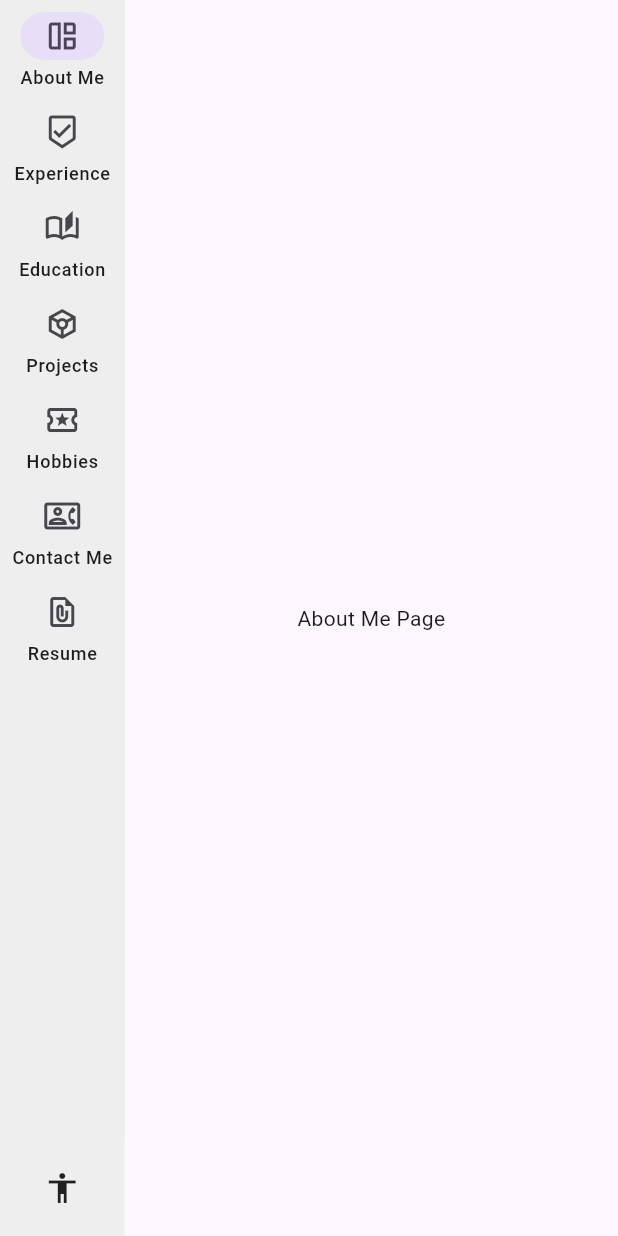
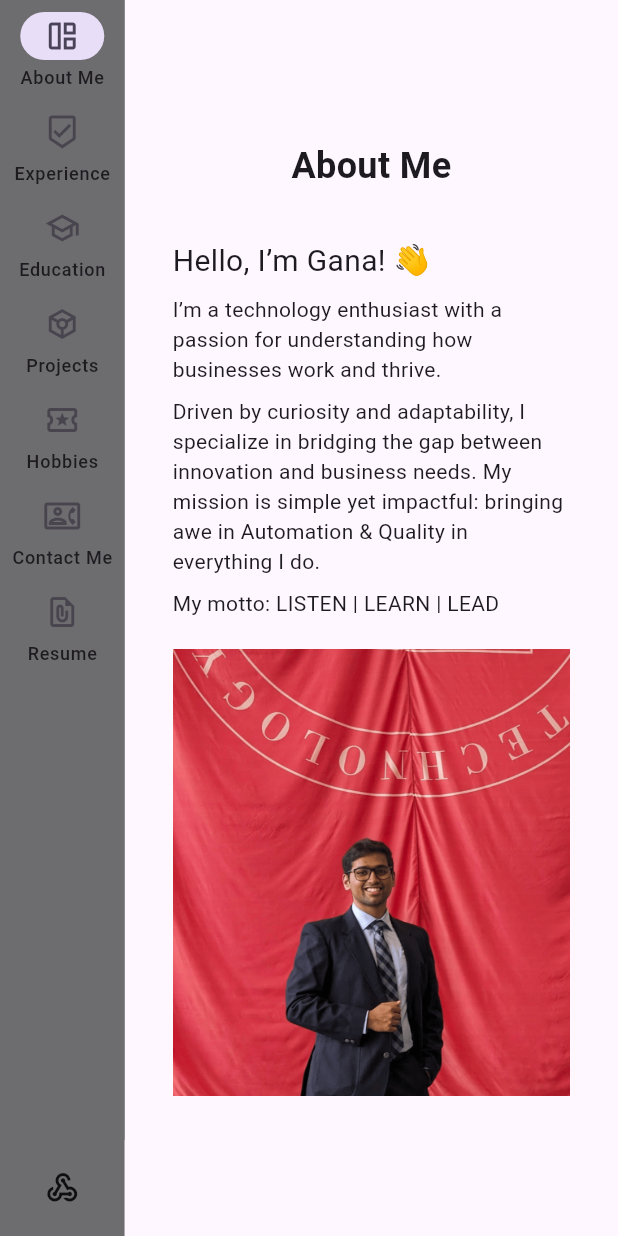
Before and after one commit to hey-Gana/gwg_flutter, a Flutter app: the screen it shows after launch, on a phone screen of 412 x 824 dp. Run offline on Flutter 3.47's test engine with Material 3 defaults, Android fonts, the phone set to English and light mode, and no system bars.

Commit message:
Homepage completed

```diff
--- a/gwg_website/lib/app.dart
+++ b/gwg_website/lib/app.dart
@@ -1,5 +1,10 @@
 import 'package:flutter/material.dart';
 import 'route/home.dart';
+import 'route/experience.dart';
+import 'route/contactme.dart';
+import 'route/education.dart';
+import 'route/projects.dart';
+import 'route/hobbies.dart';
 
 class MainApp extends StatelessWidget {
   const MainApp({super.key});
@@ -11,7 +16,11 @@ class MainApp extends StatelessWidget {
       initialRoute: "/home",
       routes: {
         '/home': (context) => const HomePage(),
-        //'/expereience': (context) => const Experience(),
+        '/experience': (context) => const Experience(),
+        '/education': (context) => const Education(),
+        '/projects': (context) => const Projects(),
+        '/hobbies': (context) => const Hobbies(),
+        '/contact': (context) => const ContactMe(),
       },
     );
   }
--- a/gwg_website/lib/route/home.dart
+++ b/gwg_website/lib/route/home.dart
@@ -1,6 +1,5 @@
 import 'package:flutter/material.dart';
 import 'package:gwg_website/widgets/navbar.dart';
-import 'package:gwg_website/widgets/footer.dart';
 
 class HomePage extends StatelessWidget {
   const HomePage({super.key});
@@ -9,14 +8,111 @@ class HomePage extends StatelessWidget {
   Widget build(BuildContext context) {
     return Scaffold(
       body: Row(
-        children: const [
-          NavRail(selectedIndex: 0),
+        children: [
+          NavRail(selectedIndex: 0), // Navigation bar on the left
+          // Content area
           Expanded(
-            child: Column(
-              children: [
-                Expanded(child: Center(child: Text('About Me Page'))),
-                // Footer(), // This will appear at the bottom inside the right panel
-              ],
+            child: SingleChildScrollView(
+              child: Padding(
+                padding: const EdgeInsets.all(32.0),
+                child: Column(
+                  crossAxisAlignment: CrossAxisAlignment.start,
+                  children: [
+                    const Center(
+                      child: Text(
+                        "About Me",
+                        style: TextStyle(
+                          fontSize: 24,
+                          fontWeight: FontWeight.bold,
+                        ),
+                      ),
+                    ),
+                    const SizedBox(height: 32),
+
+                    // Row for text and image
+                    LayoutBuilder(
+                      builder: (context, constraints) {
+                        return constraints.maxWidth > 600
+                            ? Row(
+                              crossAxisAlignment: CrossAxisAlignment.start,
+                              children: [
+                                // Text section
+                                Expanded(
+                                  flex: 2,
+                                  child: Column(
+                                    crossAxisAlignment:
+                                        CrossAxisAlignment.start,
+                                    children: const [
+                                      Text(
+                                        "Hello, I’m Gana! 👋",
+                                        style: TextStyle(fontSize: 20),
+                                      ),
+                                      SizedBox(height: 8),
+                                      Text(
+                                        "I’m a technology enthusiast with a passion for understanding how businesses work and thrive.",
+                                      ),
+                                      SizedBox(height: 8),
+                                      Text(
+                                        "Driven by curiosity and adaptability, I specialize in bridging the gap between innovation and business needs. My mission is simple yet impactful: bringing awe in Automation & Quality in everything I do.",
+                                      ),
+                                      SizedBox(height: 8),
+                                      Text("My motto: LISTEN | LEARN | LEAD"),
+                                    ],
+                                  ),
+                                ),
+
+                                const SizedBox(width: 40),
+
+                                // Image section
+                                Expanded(
+                                  flex: 1,
+                                  child: Image.asset(
+                                    'images/GS_HS.png',
+                                    fit: BoxFit.contain,
+                                    errorBuilder:
+                                        (context, error, stackTrace) =>
+                                            const Text('Image failed to load'),
+                                  ),
+                                ),
+                              ],
+                            )
+                            : Column(
+                              children: [
+                                // Stack vertically for narrow screens
+                                Column(
+                                  crossAxisAlignment: CrossAxisAlignment.start,
+                                  children: const [
+                                    Text(
+                                      "Hello, I’m Gana! 👋",
+                                      style: TextStyle(fontSize: 20),
+                                    ),
+                                    SizedBox(height: 8),
+                                    Text(
+                                      "I’m a technology enthusiast with a passion for understanding how businesses work and thrive.",
+                                    ),
+                                    SizedBox(height: 8),
+                                    Text(
+                                      "Driven by curiosity and adaptability, I specialize in bridging the gap between innovation and business needs. My mission is simple yet impactful: bringing awe in Automation & Quality in everything I do.",
+                                    ),
+                                    SizedBox(height: 8),
+                                    Text("My motto: LISTEN | LEARN | LEAD"),
+                                  ],
+                                ),
+                                const SizedBox(height: 20),
+                                Image.asset(
+                                  'images/GS_HS.png',
+                                  fit: BoxFit.contain,
+                                  errorBuilder:
+                                      (context, error, stackTrace) =>
+                                          const Text('Image failed to load'),
+                                ),
+                              ],
+                            );
+                      },
+                    ),
+                  ],
+                ),
+              ),
             ),
           ),
         ],
--- a/gwg_website/lib/widgets/navbar.dart
+++ b/gwg_website/lib/widgets/navbar.dart
@@ -1,4 +1,5 @@
 import 'package:flutter/material.dart';
+import 'package:url_launcher/url_launcher.dart';
 
 /// Represents a single navigation destination.
 class Destination {
@@ -12,7 +13,7 @@ class Destination {
 const List<Destination> destinations = <Destination>[
   Destination('About Me', Icon(Icons.auto_awesome_mosaic_outlined)),
   Destination('Experience', Icon(Icons.beenhere_outlined)),
-  Destination('Education', Icon(Icons.auto_stories_outlined)),
+  Destination('Education', Icon(Icons.school_outlined)),
   Destination('Projects', Icon(Icons.token_outlined)),
   Destination('Hobbies', Icon(Icons.local_play_outlined)),
   Destination("Contact Me", Icon(Icons.contact_phone_outlined)),
@@ -28,12 +29,12 @@ class NavRail extends StatelessWidget {
   @override
   Widget build(BuildContext context) {
     return Container(
-      color: Colors.grey[200],
+      color: const Color.fromARGB(255, 109, 109, 112),
       child: Column(
         children: [
           Expanded(
             child: NavigationRail(
-              backgroundColor: Colors.grey[200],
+              backgroundColor: const Color.fromARGB(255, 109, 109, 112),
               selectedIndex: selectedIndex,
               labelType: NavigationRailLabelType.all,
               destinations:
@@ -76,7 +77,7 @@ class NavRail extends StatelessWidget {
           Padding(
             padding: const EdgeInsets.all(8.0),
             child: PopupMenuButton<int>(
-              icon: const Icon(Icons.accessibility), // Icon inside button
+              icon: const Icon(Icons.webhook_sharp), // Icon inside button
               onSelected: (value) {
                 // Handle the selected value
                 if (value == 0) {
@@ -87,12 +88,17 @@ class NavRail extends StatelessWidget {
                   // Do Option 3 action
                 }
               },
+
               itemBuilder:
                   (context) => [
-                    const PopupMenuItem<int>(value: 0, child: Text('Option 1')),
-                    const PopupMenuItem<int>(value: 1, child: Text('Option 2')),
-                    const PopupMenuItem<int>(value: 2, child: Text('Option 3')),
+                    const PopupMenuItem<int>(value: 0, child: Text('LinkedIn')),
+                    const PopupMenuItem<int>(value: 1, child: Text('Github')),
+                    const PopupMenuItem<int>(
+                      value: 2,
+                      child: Text('Goodreads'),
+                    ),
                   ],
+              color: const Color.fromARGB(255, 109, 109, 112),
             ),
           ),
         ],
--- a/gwg_website/pubspec.yaml
+++ b/gwg_website/pubspec.yaml
@@ -9,6 +9,7 @@ environment:
 dependencies:
   flutter:
     sdk: flutter
+  url_launcher: ^6.2.4
 
 dev_dependencies:
   flutter_test:
@@ -17,3 +18,5 @@ dev_dependencies:
 
 flutter:
   uses-material-design: true
+  assets:
+    - images/
```
Also changed, not shown: gwg_website/lib/route/contactme.dart (added, +27 -0 lines), gwg_website/lib/route/education.dart (added, +27 -0 lines), gwg_website/lib/route/experience.dart (added, +27 -0 lines), gwg_website/lib/route/hobbies.dart (added, +27 -0 lines), gwg_website/lib/route/projects.dart (added, +27 -0 lines), gwg_website/images/GS_HS.png (added), gwg_website/pubspec.lock, 12 other files.
